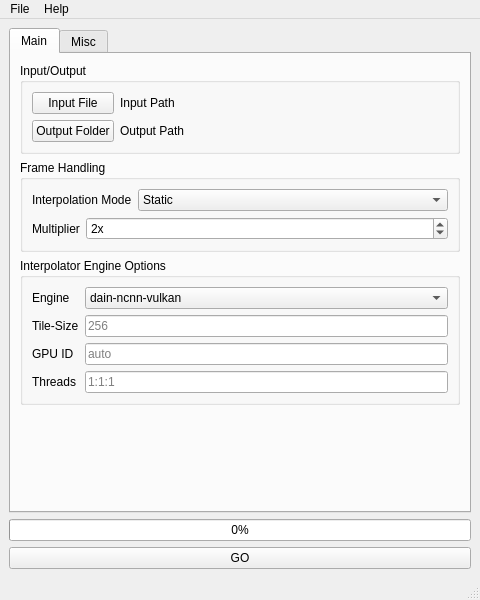
The window that src/gui_layout.ui (Mar2ck/DAIN-Vulkan-GUI) describes before a commit, drawn with Qt 5.
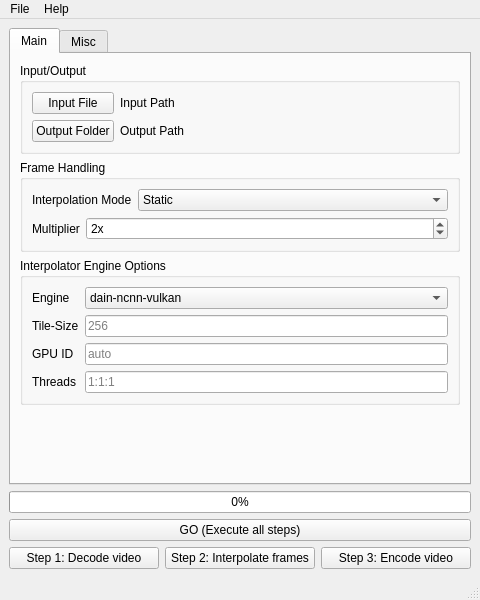
The same window after the commit.

Commit message: Add step buttons to gui layout

```diff
--- a/src/gui_layout.ui
+++ b/src/gui_layout.ui
@@ -272,6 +272,9 @@
           <property name="orientation">
            <enum>Qt::Vertical</enum>
           </property>
+          <property name="sizeType">
+           <enum>QSizePolicy::MinimumExpanding</enum>
+          </property>
           <property name="sizeHint" stdset="0">
            <size>
             <width>20</width>
@@ -305,10 +308,35 @@
        </sizepolicy>
       </property>
       <property name="text">
-       <string>GO</string>
+       <string>GO (Execute all steps)</string>
       </property>
      </widget>
     </item>
+    <item>
+     <layout class="QHBoxLayout" name="stepSelection">
+      <item>
+       <widget class="QPushButton" name="stepSelection1Button">
+        <property name="text">
+         <string>Step 1: Decode video</string>
+        </property>
+       </widget>
+      </item>
+      <item>
+       <widget class="QPushButton" name="stepSelection2Button">
+        <property name="text">
+         <string>Step 2: Interpolate frames</string>
+        </property>
+       </widget>
+      </item>
+      <item>
+       <widget class="QPushButton" name="stepSelection3Button">
+        <property name="text">
+         <string>Step 3: Encode video</string>
+        </property>
+       </widget>
+      </item>
+     </layout>
+    </item>
    </layout>
   </widget>
   <widget class="QMenuBar" name="menubar">
```
Left out of the diff: 2 changed lines with no effect on the pictures.
